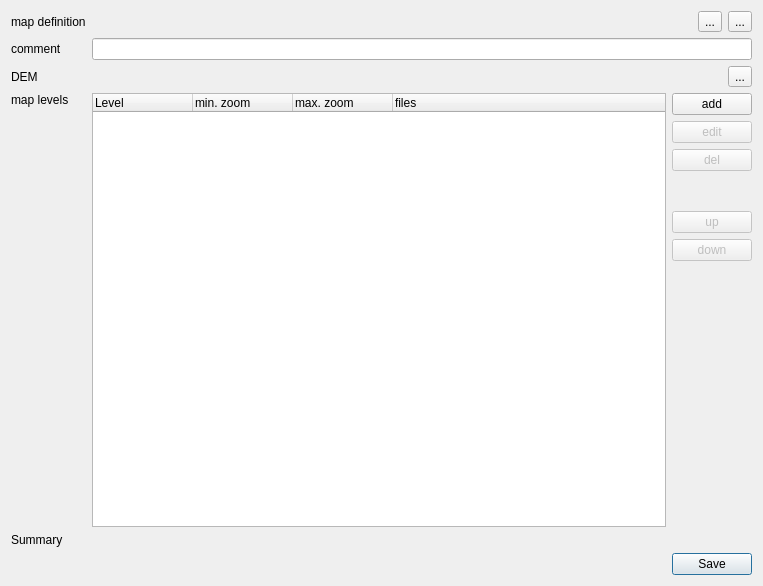
The window that src/ICreateMapQMAP.ui (ntruchsess/QLandkarteGT) describes before a commit, drawn with Qt 5.
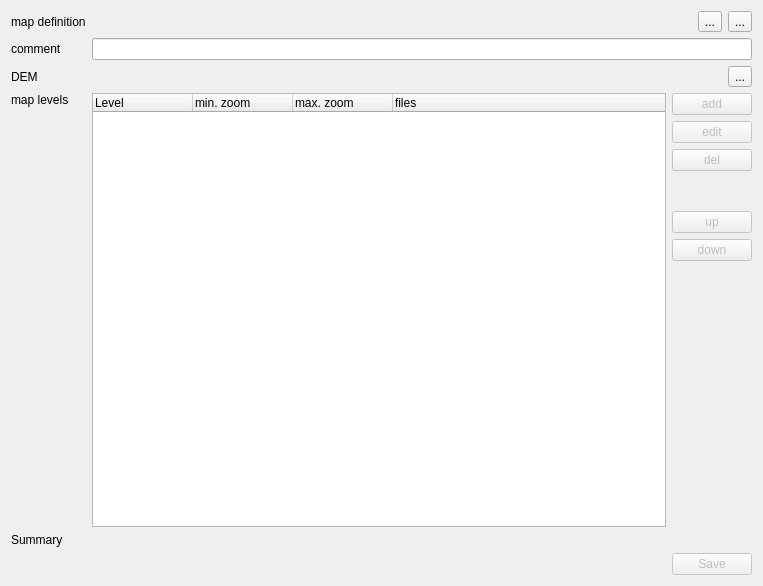
The same window after the commit.

```diff
--- a/src/ICreateMapQMAP.ui
+++ b/src/ICreateMapQMAP.ui
@@ -131,6 +131,9 @@
         <layout class="QVBoxLayout" >
          <item>
           <widget class="QPushButton" name="pushAdd" >
+           <property name="enabled" >
+            <bool>false</bool>
+           </property>
            <property name="text" >
             <string>add</string>
            </property>
@@ -233,6 +236,9 @@
    </item>
    <item>
     <widget class="QDialogButtonBox" name="buttonBoxSave" >
+     <property name="enabled" >
+      <bool>false</bool>
+     </property>
      <property name="standardButtons" >
       <set>QDialogButtonBox::Save</set>
      </property>
```
